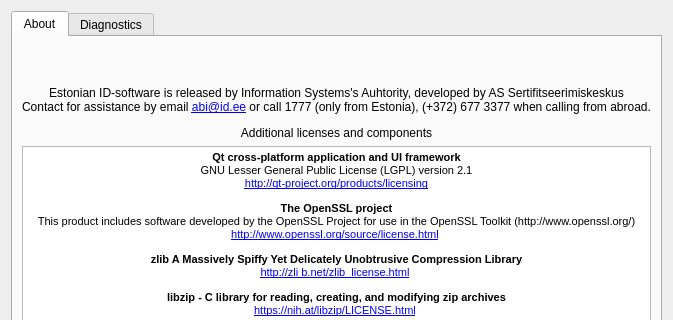
Qt form src/client/about/AboutDialog.ui (open-eid/TeRa) before a commit; both pictures show x 0 to 673 and y 0 to 320 of the 673 by 516 pixel window.
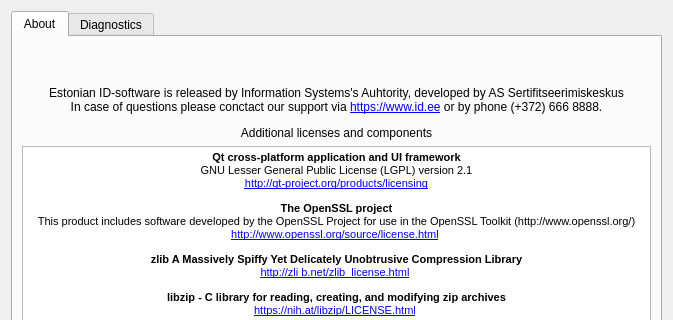
The same form after that commit. Icons and pictures are not drawn.

Diff of the .ui file:
```diff
--- a/src/client/about/AboutDialog.ui
+++ b/src/client/about/AboutDialog.ui
@@ -60,7 +60,7 @@
         <widget class="QLabel" name="label">
          <property name="text">
           <string>&lt;p&gt;Estonian ID-software is released by Information Systems's Auhtority, developed by AS Sertifitseerimiskeskus&lt;br /&gt;
-Contact for assistance by email &lt;a href=&quot;mailto:abi@id.ee&quot;&gt;abi@id.ee&lt;/a&gt; or call 1777 (only from Estonia), (+372) 677 3377 when calling from abroad.&lt;/p&gt;
+In case of questions please conctact our support via &lt;a href=&quot;https://www.id.ee&quot;&gt;https://www.id.ee&lt;/a&gt; or by phone (+372) 666 8888.&lt;/p&gt;
 Additional licenses and components</string>
          </property>
          <property name="alignment">
```
